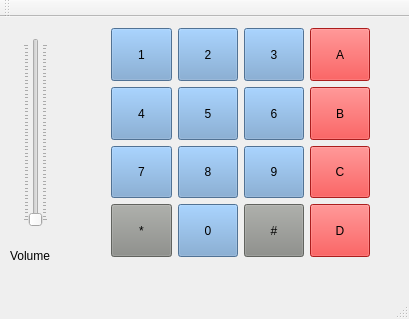
First picture: the form in Proyecto/QtProject/mainwindow.ui, repository robertogs2/dsp, before the edit.
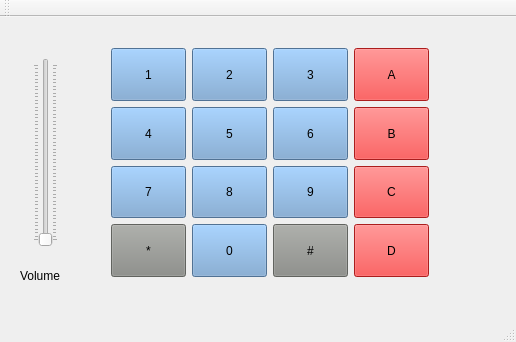
Second picture: the form after the edit.

Diff of the .ui file:
```diff
--- a/Proyecto/QtProject/mainwindow.ui
+++ b/Proyecto/QtProject/mainwindow.ui
@@ -6,8 +6,8 @@
    <rect>
     <x>0</x>
     <y>0</y>
-    <width>409</width>
-    <height>319</height>
+    <width>516</width>
+    <height>342</height>
    </rect>
   </property>
   <property name="windowTitle">
@@ -17,8 +17,8 @@
    <widget class="QWidget" name="horizontalLayoutWidget">
     <property name="geometry">
      <rect>
-      <x>10</x>
-      <y>10</y>
+      <x>20</x>
+      <y>30</y>
       <width>51</width>
       <height>211</height>
      </rect>
@@ -42,8 +42,8 @@
    <widget class="QLabel" name="volume">
     <property name="geometry">
      <rect>
-      <x>10</x>
-      <y>230</y>
+      <x>20</x>
+      <y>250</y>
       <width>67</width>
       <height>17</height>
      </rect>
@@ -56,8 +56,8 @@
     <property name="geometry">
      <rect>
       <x>100</x>
-      <y>0</y>
-      <width>281</width>
+      <y>20</y>
+      <width>340</width>
       <height>251</height>
      </rect>
     </property>
```
Left out of the diff: 4 changed lines with no effect on the pictures.
